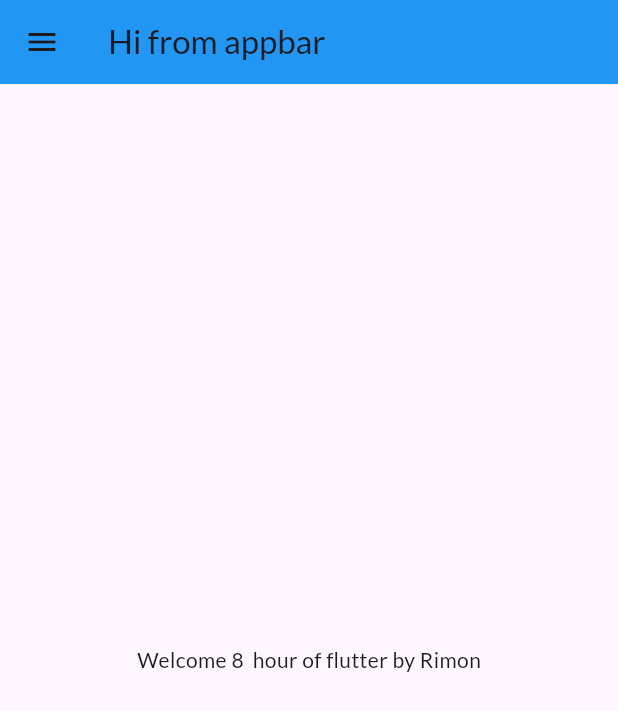
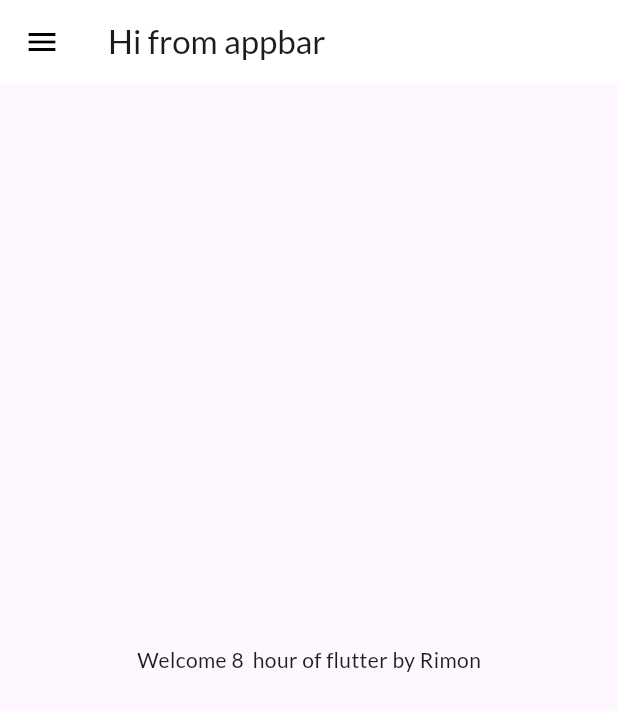
Before and after one commit to Miner1033/Flutter_codepur, a Flutter app: the HomePage screen opened by its route, on a phone screen of 412 x 824 dp. Shown: the top 711 px of the screen. Run offline on Flutter 3.47's test engine with Material 3 defaults, Android fonts, the phone set to English and light mode, and no system bars; our stand-ins replace google_fonts.

Commit message:
Merge remote-tracking branch 'origin/master'
# Conflicts:
#	lib/main.dart

```diff
--- a/lib/home_page.dart
+++ b/lib/home_page.dart
@@ -12,7 +12,8 @@
 
       drawer: MyDrawer(),
       appBar: AppBar(
-        backgroundColor: Colors.blue,
+
+       // backgroundColor: Colors.blue,
         title: Text("Hi from appbar"),
       ),
       body: Center(
--- a/lib/main.dart
+++ b/lib/main.dart
@@ -3,6 +3,7 @@
 import 'package:flutter/material.dart';
 import 'package:flutter_codepur_project/pages/login_page.dart';
 import 'package:flutter_codepur_project/utils/routes.dart';
+import 'package:flutter_codepur_project/widgets/themes.dart';
 import 'package:google_fonts/google_fonts.dart';
 import 'home_page.dart';
 
@@ -17,10 +18,7 @@
   Widget build(BuildContext context) {
     return MaterialApp(
       debugShowCheckedModeBanner: false,
-      theme: ThemeData(
-        fontFamily:GoogleFonts.lato().fontFamily,
-       primaryTextTheme: GoogleFonts.latoTextTheme(),
-      ),
+      theme:MyTheme.lightTheme(context),
       initialRoute: "/login",
       routes: {
         "/":(context)=>LoginPage(),
--- /dev/null
+++ b/lib/widgets/themes.dart
@@ -0,0 +1,25 @@
+import 'package:flutter/material.dart';
+import 'package:google_fonts/google_fonts.dart';
+
+class MyTheme{
+  static ThemeData  lightTheme( BuildContext context)=> ThemeData(
+      fontFamily:GoogleFonts.lato().fontFamily,
+      primaryTextTheme: GoogleFonts.latoTextTheme(),
+      appBarTheme: AppBarTheme(
+        color: Colors.white,
+        elevation: 0.0,
+        iconTheme: IconThemeData(color: Colors.black),
+        //textTheme:Theme.of(context).textTheme,
+      )
+  );
+  static ThemeData  darkTheme( BuildContext context)=> ThemeData(
+      fontFamily:GoogleFonts.lato().fontFamily,
+      primaryTextTheme: GoogleFonts.latoTextTheme(),
+      appBarTheme: AppBarTheme(
+        color: Colors.white,
+        elevation: 0.0,
+        iconTheme: IconThemeData(color: Colors.black),
+        //textTheme:Theme.of(context).textTheme,
+      )
+  );
+}
```
Also changed, not shown: lib/models/catalog.dart (added, +23 -0 lines).
